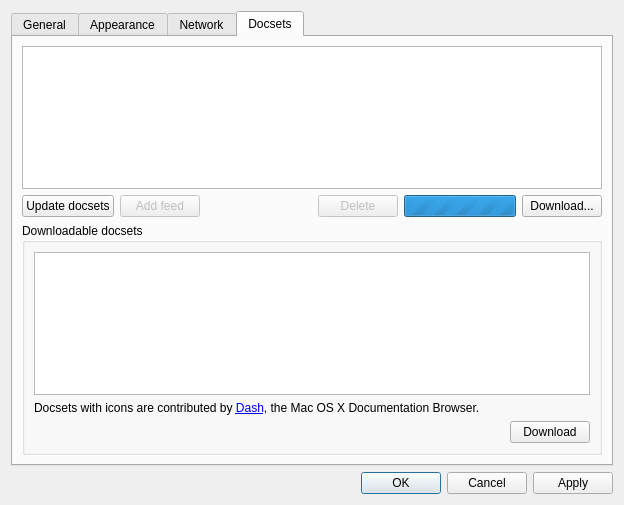
The window that src/ui/forms/settingsdialog.ui (zealdocs/zeal) describes before a commit, drawn with Qt 5.
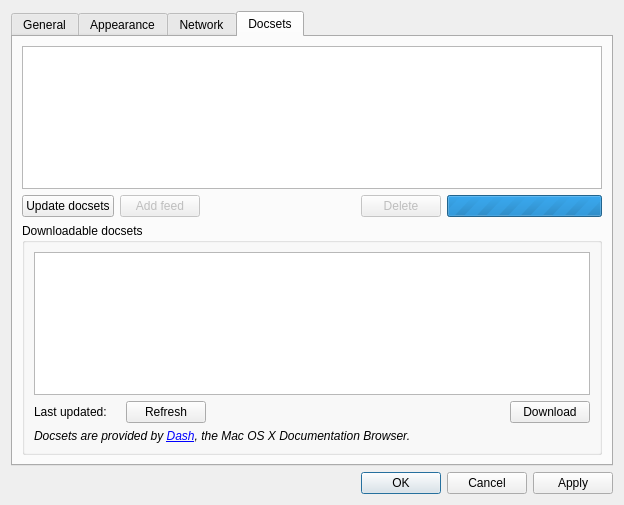
The same window after the commit. The open tabs and pages were chosen to show the change. Custom widgets are drawn as their Qt base class.

Commit message: Cache docset list for 24 hours (fixes #287)

What changed in the file:
```diff
--- a/src/ui/forms/settingsdialog.ui
+++ b/src/ui/forms/settingsdialog.ui
@@ -421,13 +421,6 @@
            </property>
           </widget>
          </item>
-         <item>
-          <widget class="QPushButton" name="downloadButton">
-           <property name="text">
-            <string>Download...</string>
-           </property>
-          </widget>
-         </item>
         </layout>
        </item>
        <item>
@@ -439,21 +432,29 @@
           <item>
            <widget class="QListWidget" name="availableDocsetList"/>
           </item>
-          <item>
-           <widget class="QLabel" name="label_4">
-            <property name="text">
-             <string>&lt;html&gt;&lt;head/&gt;&lt;body&gt;&lt;p&gt;Docsets with icons are contributed by &lt;a href=&quot;http://kapeli.com/dash&quot;&gt;&lt;span style=&quot; text-decoration: underline; color:#0000ff;&quot;&gt;Dash&lt;/span&gt;&lt;/a&gt;, the Mac OS X Documentation Browser.&lt;/p&gt;&lt;/body&gt;&lt;/html&gt;</string>
-            </property>
-            <property name="textFormat">
-             <enum>Qt::RichText</enum>
-            </property>
-            <property name="openExternalLinks">
-             <bool>true</bool>
-            </property>
-           </widget>
-          </item>
           <item>
            <layout class="QHBoxLayout" name="horizontalLayout">
+            <item>
+             <widget class="QLabel" name="label">
+              <property name="text">
+               <string>Last updated:</string>
+              </property>
+             </widget>
+            </item>
+            <item>
+             <widget class="QLabel" name="lastUpdatedLabel">
+              <property name="text">
+               <string/>
+              </property>
+             </widget>
+            </item>
+            <item>
+             <widget class="QPushButton" name="refreshButton">
+              <property name="text">
+               <string>Refresh</string>
+              </property>
+             </widget>
+            </item>
             <item>
              <spacer name="horizontalSpacer_2">
               <property name="orientation">
@@ -479,6 +480,19 @@
             </item>
            </layout>
           </item>
+          <item>
+           <widget class="QLabel" name="label_4">
+            <property name="text">
+             <string>&lt;i&gt;Docsets are provided by &lt;a href=&quot;http://kapeli.com/dash&quot;&gt;Dash&lt;/a&gt;, the Mac OS X Documentation Browser.&lt;/i&gt;</string>
+            </property>
+            <property name="textFormat">
+             <enum>Qt::RichText</enum>
+            </property>
+            <property name="openExternalLinks">
+             <bool>true</bool>
+            </property>
+           </widget>
+          </item>
          </layout>
         </widget>
        </item>
```
The commit also changes 3 other files.
